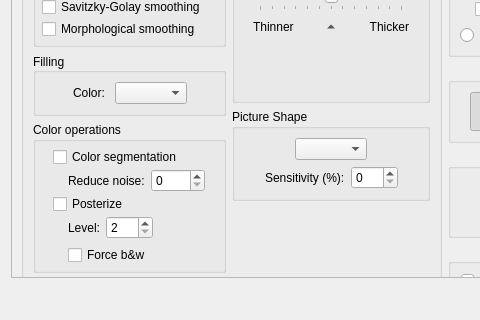
This is ui/DefaultParamsDialog.ui in 4lex4/scantailor-advanced as Qt 5 draws it before an edit; both pictures show x 0 to 480 and y 235 to 555 of the 657 by 555 pixel window. The edited form follows.
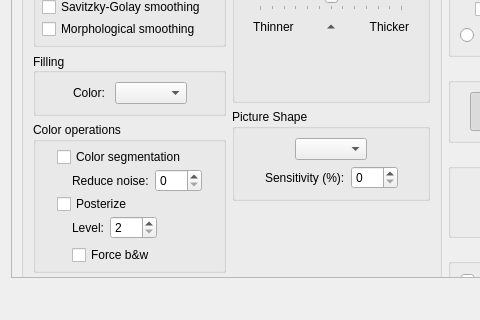
This is the edited form. The open tabs and pages were chosen to show the change. Icons and pictures are not drawn.

```diff
--- a/ui/DefaultParamsDialog.ui
+++ b/ui/DefaultParamsDialog.ui
@@ -2066,7 +2066,7 @@
                              <number>0</number>
                             </property>
                             <property name="maximum">
-                             <number>9999</number>
+                             <number>999</number>
                             </property>
                             <property name="value">
                              <number>0</number>
```
